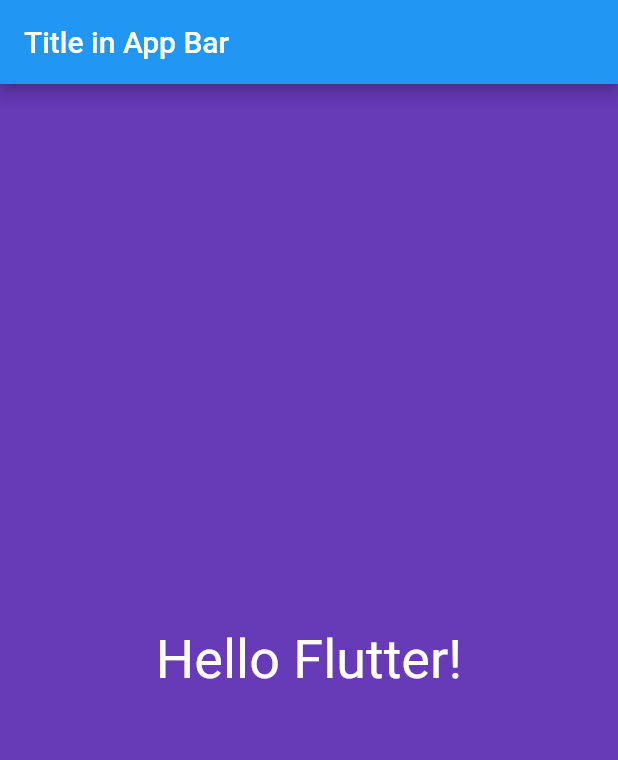
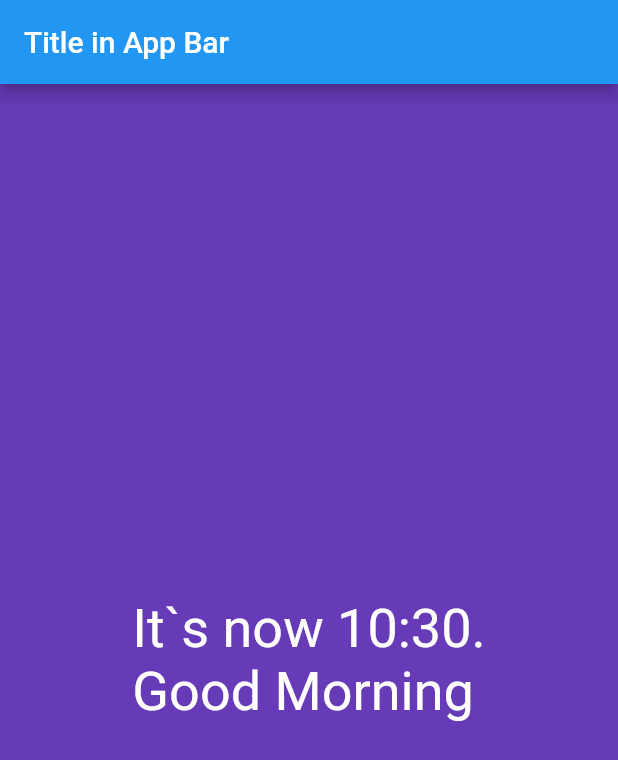
Before and after one commit to sajeevah/flutter-starter, a Flutter app: the screen it shows after launch, on a phone screen of 412 x 824 dp. Shown: the top 760 px of the screen. Run offline on Flutter 3.47's test engine with Material 2 defaults, Android fonts, the phone set to English and light mode, and no system bars.

Commit message:
sayHello method - first logic

```diff
--- a/hello_flutter/lib/screens/home.dart
+++ b/hello_flutter/lib/screens/home.dart
@@ -7,11 +7,27 @@
       color: Colors.deepPurple,
       child: Center(
         child: Text(
-          "Hello Flutter!",
+          sayHello(),
           textDirection: TextDirection.ltr,
           style: TextStyle(color: Colors.white, fontSize: 36.0),
         ),
       ),
     );
   }
+
+  String sayHello() {
+    String hello;
+    DateTime now = new DateTime.now();
+    int hour = now.hour;
+    int minute = now.minute;
+    if(hour < 12 ) {
+      hello = "Good Morning";
+    } else if (hour < 18) {
+      hello = "Good Afternoon";
+    }else {
+      hello = "Good Evening";
+    }
+    String minutes = (minute < 10) ? "0" + minute.toString() : minute.toString();
+    return "It`s now " + hour.toString() + ":" + minutes + ".\n" + hello;
+  }
 }
```
